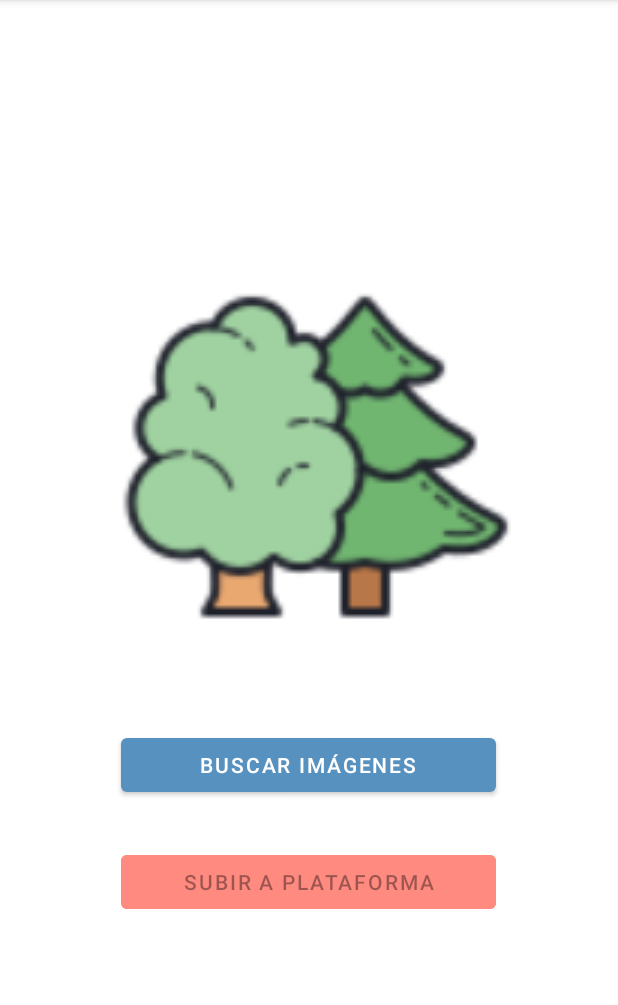
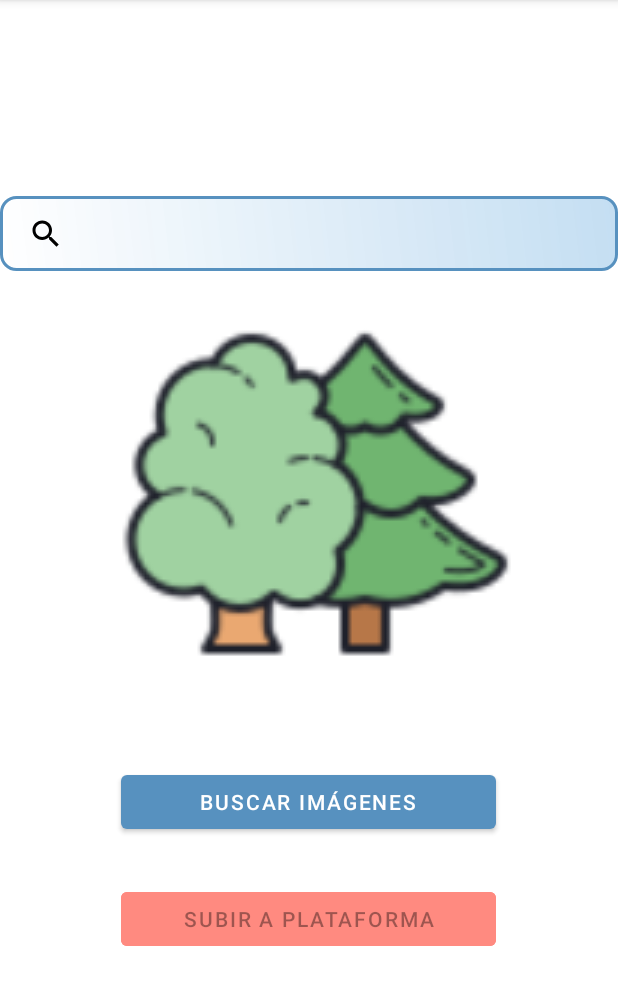
Before and after one commit to jfrangonzalez94/MultipleImagePickerRetrofit, an Android app: the screen it shows after launch (MainActivity), on a phone screen of 412 x 824 dp, the part 84-1089 px from its top. Run offline under Robolectric (Android 15) with nearby library versions, the phone set to English and light mode, and no system bars; libraries missing offline, so code that uses them is left out: com.sangcomz.fishbun.

Commit message:
Cambios - 23/10/2022 - 10:05 PM MultipleImagePickerRetrofit

```diff
--- a/app/src/main/java/desarrollonica/com/ni/demomultiplesimagenes/MainActivity.kt
+++ b/app/src/main/java/desarrollonica/com/ni/demomultiplesimagenes/MainActivity.kt
@@ -5,6 +5,7 @@ import android.content.Intent
 import android.net.Uri
 import android.os.Bundle
 import android.util.Log
+import android.widget.SearchView
 import androidx.appcompat.app.AppCompatActivity
 import com.sangcomz.fishbun.FishBun
 import com.sangcomz.fishbun.adapter.image.impl.GlideAdapter
@@ -18,6 +19,18 @@ class MainActivity : AppCompatActivity() {
     override fun onCreate(savedInstanceState: Bundle?) {
         super.onCreate(savedInstanceState)
         setContentView(R.layout.activity_main)
+
+        Sv_Busqueda.setOnQueryTextListener(object : SearchView.OnQueryTextListener {
+            override fun onQueryTextSubmit(_Texto: String?): Boolean {
+                Log.i("RESULTADO", "TEXTCAMBIADO_1 -> ${_Texto.toString()}")
+                return false
+            }
+
+            override fun onQueryTextChange(_Texto: String?): Boolean {
+                Log.i("RESULTADO", "TEXTCAMBIADO_2 -> ${_Texto.toString()}")
+                return false
+            }
+        })
 
 
         Btn_Buscar.setOnClickListener {
--- /dev/null
+++ b/app/src/main/res/drawable/shape_edittext.xml
@@ -0,0 +1,21 @@
+<?xml version="1.0" encoding="utf-8"?>
+<shape xmlns:android="http://schemas.android.com/apk/res/android"
+    android:shape="rectangle">
+
+    <gradient
+        android:startColor="#dcffffff"
+        android:endColor="#c4def2"
+        android:angle="45"/>
+
+    <stroke
+        android:width="2dp"
+        android:color="@color/colorPrimary"></stroke>
+
+    <padding
+        android:bottom="7dp"
+        android:left="7dp"
+        android:right="7dp"
+        android:top="7dp"/>
+
+    <corners android:radius="10dp"/>
+</shape>
--- a/app/src/main/res/layout/activity_main.xml
+++ b/app/src/main/res/layout/activity_main.xml
@@ -7,6 +7,12 @@
     android:gravity="center"
     android:orientation="vertical"
     tools:context=".MainActivity">
+
+    <SearchView
+        android:id="@+id/Sv_Busqueda"
+        android:background="@drawable/shape_edittext"
+        android:layout_width="match_parent"
+        android:layout_height="50dp" />
 
     <ImageView
         android:id="@+id/Img_Resultado"
```
